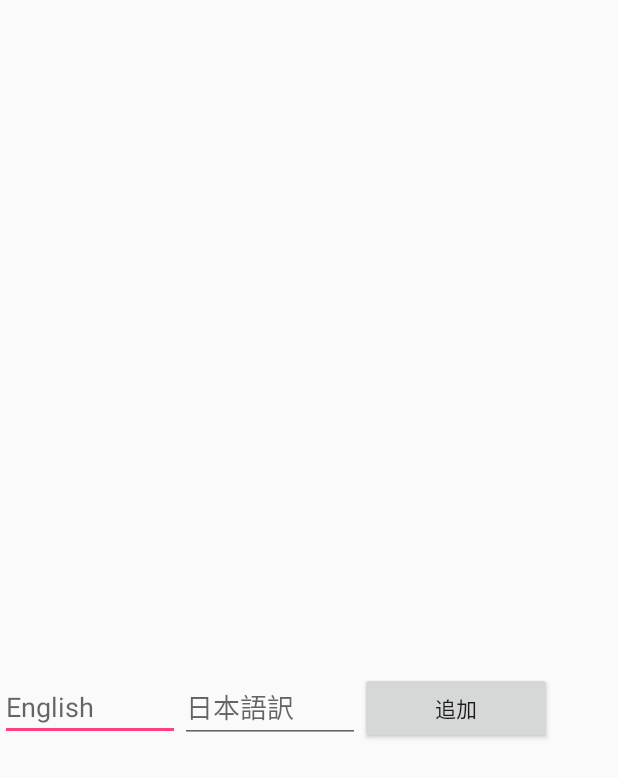
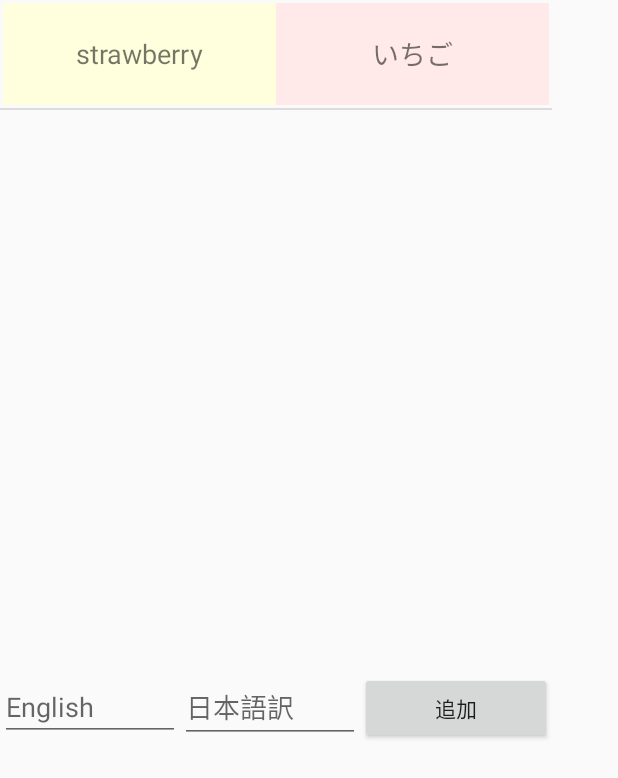
Before and after one commit to Konatsup/EnglishWords, an Android app: the screen it shows after launch (MainActivity), on a phone screen of 412 x 824 dp. Shown: the top 778 px of the screen. Run offline under Robolectric (Android 15) with nearby library versions, the phone set to English and light mode, and no system bars.

Commit message:
#Fixed MainActivityレイアウト修正とカスタムレイアウトの追加

```diff
--- a/app/src/main/java/konatsup/englishwords/MainActivity.java
+++ b/app/src/main/java/konatsup/englishwords/MainActivity.java
@@ -15,6 +15,9 @@ import android.widget.ArrayAdapter;
 import android.widget.EditText;
 import android.widget.ListView;
 
+import java.util.ArrayList;
+import java.util.List;
+
 import io.realm.Realm;
 import io.realm.RealmConfiguration;
 
@@ -22,8 +25,10 @@ public class MainActivity extends Activity {
 
     private Realm realm;
     ListView listView;
-    ArrayAdapter adapter; //後々CustomAdapterにする必要あり
+//    ArrayAdapter adapter; //後々CustomAdapterにする必要あり
 
+    List<Word> words;
+    WordAdapter wordAdapter;
     EditText enEditText;
     EditText jpEditText;
 
@@ -35,20 +40,25 @@ public class MainActivity extends Activity {
         sendNotification();
 
         listView = (ListView)findViewById(R.id.listView);
-//        adapter = new ArrayAdapter<Word>(this,android.R.layout.simple_expandable_list_item_1);
-        adapter = new ArrayAdapter(this, android.R.layout.simple_expandable_list_item_1);
+        words = new ArrayList<Word>();
+
+        words.add(new Word(1,0,"strawberry","いちご","2018-01-01-12-00-00"));
+//        adapter = new ArrayAdapter(this, android.R.layout.simple_expandable_list_item_1);
+
 
         enEditText = (EditText)findViewById(R.id.enEditText);
         jpEditText = (EditText)findViewById(R.id.jpEditText);
 
 
-        Realm.init(this);
-        RealmConfiguration config = new RealmConfiguration.Builder().build();
-        Realm.setDefaultConfiguration(config);
+//        Realm.init(this);
+//        RealmConfiguration config = new RealmConfiguration.Builder().build();
+//        Realm.setDefaultConfiguration(config);
 
 
+        wordAdapter = new WordAdapter(this,R.layout.word,words);
+        listView.setAdapter(wordAdapter);
 
-        listView.setAdapter(adapter);
+        sendNotification();
 
 
     }
@@ -80,8 +90,9 @@ public class MainActivity extends Activity {
         String enText,jpText;
         enText = enEditText.getText().toString();
         jpText = jpEditText.getText().toString();
-        adapter.add(enText+"："+jpText);
-
+        wordAdapter.add(new Word(1,0,enText,jpText,"2018-01-01-12-00-00"));
+        enEditText.setText("");
+        jpEditText.setText("");
     }
 
 }
--- /dev/null
+++ b/app/src/main/java/konatsup/englishwords/WordAdapter.java
@@ -0,0 +1,104 @@
+package konatsup.englishwords;
+
+
+import android.content.Context;
+import android.graphics.Color;
+import android.text.TextUtils;
+import android.view.LayoutInflater;
+import android.view.View;
+import android.view.ViewGroup;
+import android.view.animation.Animation;
+import android.view.animation.AnimationUtils;
+import android.widget.ArrayAdapter;
+import android.widget.TextView;
+
+import java.util.List;
+
+public class WordAdapter extends ArrayAdapter<Word>{
+    List<Word> mWords;
+    public WordAdapter(Context context, int layoutResourceId, List<Word> objects){
+        super(context, layoutResourceId, objects);
+
+        mWords = objects;
+    }
+
+    public static class ViewHolder{
+        TextView enTextView;
+        TextView jpTextView;
+
+        public ViewHolder(View view){
+            enTextView = (TextView) view.findViewById(R.id.enTextView);
+            jpTextView = (TextView) view.findViewById(R.id.jpTextView);
+        }
+
+    }
+
+    @Override
+    public View getView(int position, View convertView, ViewGroup parent) {
+
+        final ViewHolder viewHolder;
+
+        // Viewを再利用している場合は新たにViewを作らない
+        if (convertView == null) {
+            convertView =  LayoutInflater.from(getContext()).inflate(R.layout.word, null);
+            viewHolder = new ViewHolder(convertView);
+            convertView.setTag(viewHolder);
+        } else {
+            viewHolder = (ViewHolder) convertView.getTag();
+        }
+
+        final Word item = getItem(position);
+
+        if(item != null){
+
+            viewHolder.enTextView.setText(item.en_word);
+            viewHolder.jpTextView.setText(item.jp_word);
+            viewHolder.enTextView.setOnClickListener(new View.OnClickListener(){
+                @Override
+                public void onClick(View v){
+                    if(viewHolder.enTextView.getText().toString()==""){
+                        viewHolder.enTextView.setText(item.en_word);
+                    }else {
+                        viewHolder.enTextView.setText("");
+                    }
+                }
+            });
+            viewHolder.jpTextView.setOnClickListener(new View.OnClickListener(){
+                @Override
+                public void onClick(View v){
+                    if(viewHolder.jpTextView.getText().toString()==""){
+                        viewHolder.jpTextView.setText(item.jp_word);
+                    }else {
+                        viewHolder.jpTextView.setText("");
+                    }
+                }
+            });
+        }
+//        // 特定の行のデータを取得
+//        String str = getItem(position);
+//
+//        if (!TextUtils.isEmpty(str)) {
+//            // テキストビューにラベルをセット
+//            holder.labelText.setText(str);
+//        }
+//
+//        // 行毎に背景色を変える
+//        if(position%2==0){
+//            holder.labelText.setBackgroundColor(Color.parseColor("#aa0000"));
+//        }else{
+//            holder.labelText.setBackgroundColor(Color.parseColor("#880000"));
+//        }
+//
+//        // XMLで定義したアニメーションを読み込む
+//        Animation anim = AnimationUtils.loadAnimation(getContext(), R.anim.item_motion);
+//        // リストアイテムのアニメーションを開始
+//        view.startAnimation(anim);
+        return convertView;
+    }
+//    @Override
+//    public int getCount(){
+//        return mWords.size();
+//    }
+
+
+}
--- /dev/null
+++ b/app/src/main/res/layout/word.xml
@@ -0,0 +1,35 @@
+<?xml version="1.0" encoding="utf-8"?>
+<LinearLayout xmlns:android="http://schemas.android.com/apk/res/android"
+    android:orientation="vertical" android:layout_width="match_parent"
+    android:layout_height="match_parent">
+
+
+    <LinearLayout
+        android:layout_width="match_parent"
+        android:layout_height="@dimen/card_item_height"
+        android:layout_margin="@dimen/card_item_margin"
+        android:orientation="horizontal">
+
+        <TextView
+            android:id="@+id/enTextView"
+            android:layout_width="0dp"
+            android:layout_height="match_parent"
+            android:layout_gravity="center"
+            android:layout_weight="1"
+            android:background="#ffffdd"
+            android:gravity="center"
+            android:text="TextView"
+            android:textSize="18sp" />
+
+        <TextView
+            android:id="@+id/jpTextView"
+            android:layout_width="0dp"
+            android:layout_height="match_parent"
+            android:layout_gravity="center"
+            android:layout_weight="1"
+            android:background="#ffe9e9"
+            android:gravity="center"
+            android:text="TextView"
+            android:textSize="18sp" />
+    </LinearLayout>
+</LinearLayout>
--- /dev/null
+++ b/app/src/main/res/values/dimen.xml
@@ -0,0 +1,5 @@
+<?xml version="1.0" encoding="utf-8"?>
+<resources>
+    <dimen name="card_item_height">68dp</dimen>
+    <dimen name="card_item_margin">2dp</dimen>
+</resources>
```
